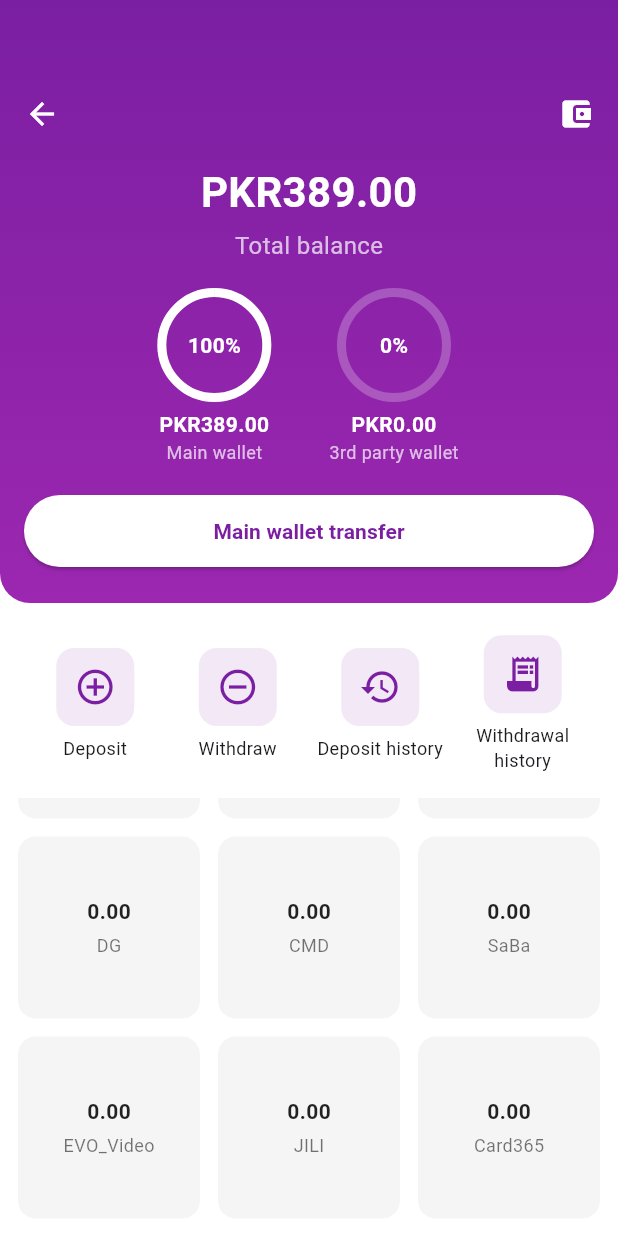
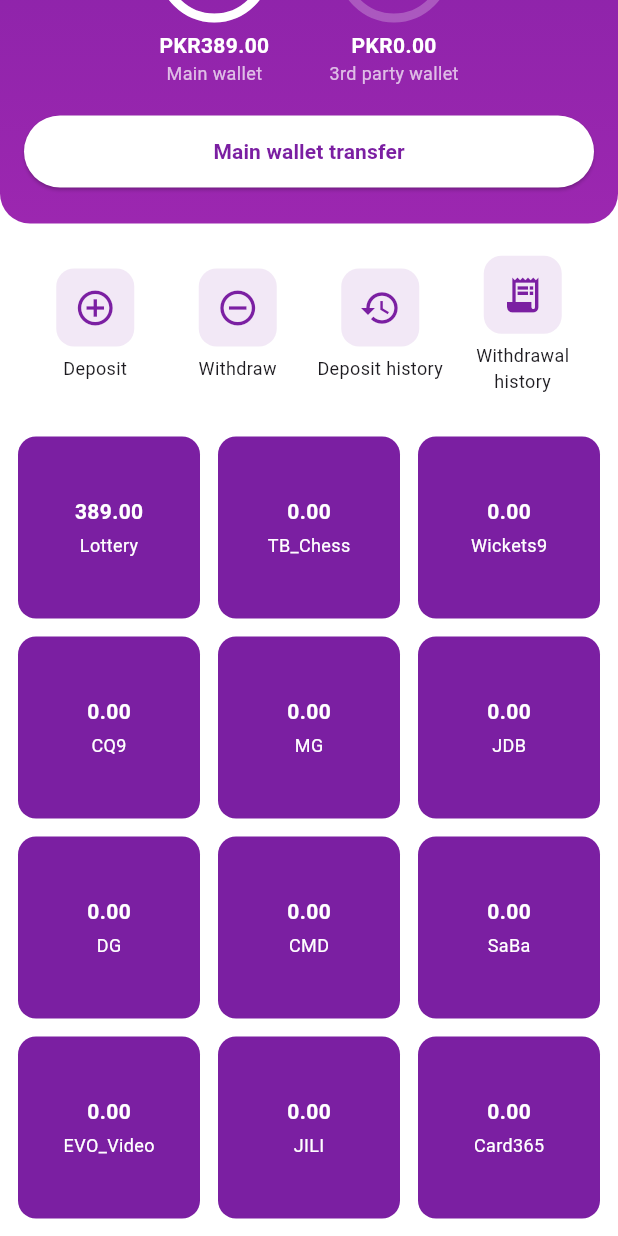
Before and after one commit to sahebbali/Color-Predection-Game-Flutter, a Flutter app: the WalletScreen screen opened directly, scrolled down 253 dp, on a phone screen of 412 x 824 dp. Run offline on Flutter 3.47's test engine with Material 3 defaults, Android fonts, the phone set to English and light mode, and no system bars; our stand-ins replace flutter_native_splash, get, iconsax.

Commit message:
update wallet screen

```diff
--- a/lib/screens/auth/signup/terms_and_conditions_screen.dart
+++ b/lib/screens/auth/signup/terms_and_conditions_screen.dart
@@ -19,7 +19,7 @@ Welcome to Color Prediction Game!
 By using our services, you agree to follow all policies and game rules.
 """;
 
-  TermsAndConditionsPage({super.key});
+  const TermsAndConditionsPage({super.key});
 
   @override
   Widget build(BuildContext context) {
--- a/lib/screens/game/widgets/confirmation_dialog.dart
+++ b/lib/screens/game/widgets/confirmation_dialog.dart
@@ -37,11 +37,6 @@ void showConfirmationDialog(BuildContext context, String selection) {
                     width: double.infinity,
                     child: ToggleButtons(
                       // List of widgets to display for each button
-                      children: contractMoneyOptions
-                          .map((amount) => Text('$amount'))
-                          .toList(),
-
-                      // The core logic: A list of booleans to say which button is active
                       isSelected: contractMoneyOptions
                           .map((amount) => selectedContractMoney == amount)
                           .toList(),
@@ -76,6 +71,10 @@ void showConfirmationDialog(BuildContext context, String selection) {
                         minHeight: 40.0,
                         minWidth: 50.0, // Adjust this if needed
                       ),
+                      // List of widgets to display for each button
+                      children: contractMoneyOptions
+                          .map((amount) => Text('$amount'))
+                          .toList(),
                     ),
                   ),
                   const SizedBox(height: 20),
--- a/lib/screens/wallet/screens/wallet_screen.dart
+++ b/lib/screens/wallet/screens/wallet_screen.dart
@@ -9,7 +9,9 @@ class WalletScreen extends StatelessWidget {
 
     return Scaffold(
       backgroundColor: Colors.white,
-      body: Column(
+      body: SingleChildScrollView(
+        // Wrapped with SingleChildScrollView
+        child: Column(
           children: [
             // Header
             Container(
@@ -31,11 +33,16 @@ class WalletScreen extends StatelessWidget {
                     children: [
                       GestureDetector(
                         onTap: () => Navigator.pop(context),
-                      child: const Icon(Icons.arrow_back, color: Colors.white),
+                        child: const Icon(
+                          Icons.arrow_back,
+                          color: Colors.white,
+                        ),
                       ),
                       const Spacer(),
-                    const Icon(Icons.account_balance_wallet,
-                        color: Colors.white),
+                      const Icon(
+                        Icons.account_balance_wallet,
+                        color: Colors.white,
+                      ),
                     ],
                   ),
                   const SizedBox(height: 20),
@@ -62,13 +69,15 @@ class WalletScreen extends StatelessWidget {
                         percent: 1.0,
                         amount: "PKR389.00",
                         label: "Main wallet",
-                        color: Colors.white),
+                        color: Colors.white,
+                      ),
                       const SizedBox(width: 40),
                       _walletProgress(
                         percent: 0.0,
                         amount: "PKR0.00",
                         label: "3rd party wallet",
-                        color: Colors.white70),
+                        color: Colors.white70,
+                      ),
                     ],
                   ),
 
@@ -105,11 +114,21 @@ class WalletScreen extends StatelessWidget {
               child: GridView.count(
                 crossAxisCount: 4,
                 padding: const EdgeInsets.symmetric(horizontal: 16),
+                physics:
+                    const NeverScrollableScrollPhysics(), // Disable GridView's own scrolling
                 children: [
                   _actionButton(Icons.add_circle_outline, "Deposit", purple),
-                _actionButton(Icons.remove_circle_outline, "Withdraw", purple),
+                  _actionButton(
+                    Icons.remove_circle_outline,
+                    "Withdraw",
+                    purple,
+                  ),
                   _actionButton(Icons.history, "Deposit history", purple),
-                _actionButton(Icons.receipt_long, "Withdrawal history", purple),
+                  _actionButton(
+                    Icons.receipt_long,
+                    "Withdrawal history",
+                    purple,
+                  ),
                 ],
               ),
             ),
@@ -117,32 +136,36 @@ class WalletScreen extends StatelessWidget {
             const SizedBox(height: 10),
 
             // Game Balances Grid
-          Expanded(
-            child: GridView.count(
+            GridView.count(
               crossAxisCount: 3,
               padding: const EdgeInsets.all(12),
               crossAxisSpacing: 12,
               mainAxisSpacing: 12,
+              shrinkWrap: true, // Important for nested scrollables
+              physics:
+                  const NeverScrollableScrollPhysics(), // Disable GridView's own scrolling
               children: [
                 _gameTile("389.00", "Lottery", purple, isActive: true),
-                _gameTile("0.00", "TB_Chess", purple),
-                _gameTile("0.00", "Wickets9", purple),
-                _gameTile("0.00", "CQ9", purple),
-                _gameTile("0.00", "MG", purple),
-                _gameTile("0.00", "JDB", purple),
-                _gameTile("0.00", "DG", purple),
-                _gameTile("0.00", "CMD", purple),
-                _gameTile("0.00", "SaBa", purple),
-                _gameTile("0.00", "EVO_Video", purple),
-                _gameTile("0.00", "JILI", purple),
-                _gameTile("0.00", "Card365", purple),
+                _gameTile("0.00", "TB_Chess", purple, isActive: true),
+                _gameTile("0.00", "Wickets9", purple, isActive: true),
+                _gameTile("0.00", "CQ9", purple, isActive: true),
+                _gameTile("0.00", "MG", purple, isActive: true),
+                _gameTile("0.00", "JDB", purple, isActive: true),
+                _gameTile("0.00", "DG", purple, isActive: true),
+                _gameTile("0.00", "CMD", purple, isActive: true),
+                _gameTile("0.00", "SaBa", purple, isActive: true),
+                _gameTile("0.00", "EVO_Video", purple, isActive: true),
+                _gameTile("0.00", "JILI", purple, isActive: true),
+                _gameTile("0.00", "Card365", purple, isActive: true),
+              ],
+            ),
           ],
         ),
       ),
-        ],
-      ),
     );
   }
+
+  // ... (rest of your helper methods remain the same)
 
   // Wallet Progress Widget
   static Widget _walletProgress({
@@ -168,15 +191,25 @@ class WalletScreen extends StatelessWidget {
             ),
             Text(
               "${(percent * 100).toStringAsFixed(0)}%",
-              style: const TextStyle(fontWeight: FontWeight.bold, color: Colors.white),
+              style: const TextStyle(
+                fontWeight: FontWeight.bold,
+                color: Colors.white,
+              ),
             ),
           ],
         ),
         const SizedBox(height: 8),
-        Text(amount,
+        Text(
+          amount,
           style: const TextStyle(
-                fontWeight: FontWeight.bold, color: Colors.white)),
-        Text(label, style: const TextStyle(color: Colors.white70, fontSize: 12)),
+            fontWeight: FontWeight.bold,
+            color: Colors.white,
+          ),
+        ),
+        Text(
+          label,
+          style: const TextStyle(color: Colors.white70, fontSize: 12),
+        ),
       ],
     );
   }
@@ -195,15 +228,22 @@ class WalletScreen extends StatelessWidget {
           child: Icon(icon, size: 28, color: purple),
         ),
         const SizedBox(height: 6),
-        Text(label,
-            textAlign: TextAlign.center, style: const TextStyle(fontSize: 12)),
+        Text(
+          label,
+          textAlign: TextAlign.center,
+          style: const TextStyle(fontSize: 12),
+        ),
       ],
     );
   }
 
   // Game Tile Widget
-  static Widget _gameTile(String amount, String title, Color purple,
-      {bool isActive = false}) {
+  static Widget _gameTile(
+    String amount,
+    String title,
+    Color purple, {
+    bool isActive = false,
+  }) {
     return Container(
       decoration: BoxDecoration(
         color: isActive ? purple : Colors.grey.shade100,
```
Lines whose indentation alone changed are shown as unchanged.
